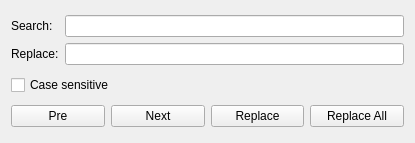
The window that src/ui/wizSearchReplaceWidget.ui (WizTeam/WizQTClient) describes before a commit, drawn with Qt 5.
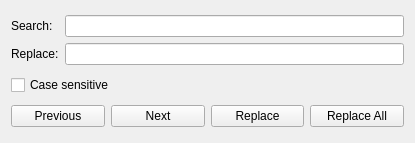
The same window after the commit.

Diff of the .ui file:
```diff
--- a/src/ui/wizSearchReplaceWidget.ui
+++ b/src/ui/wizSearchReplaceWidget.ui
@@ -50,7 +50,7 @@
      <item>
       <widget class="QPushButton" name="pushButton">
        <property name="text">
-        <string>Pre</string>
+        <string>Previous</string>
        </property>
       </widget>
      </item>
```
Left out of the diff: 23 changed lines with no effect on the pictures.
